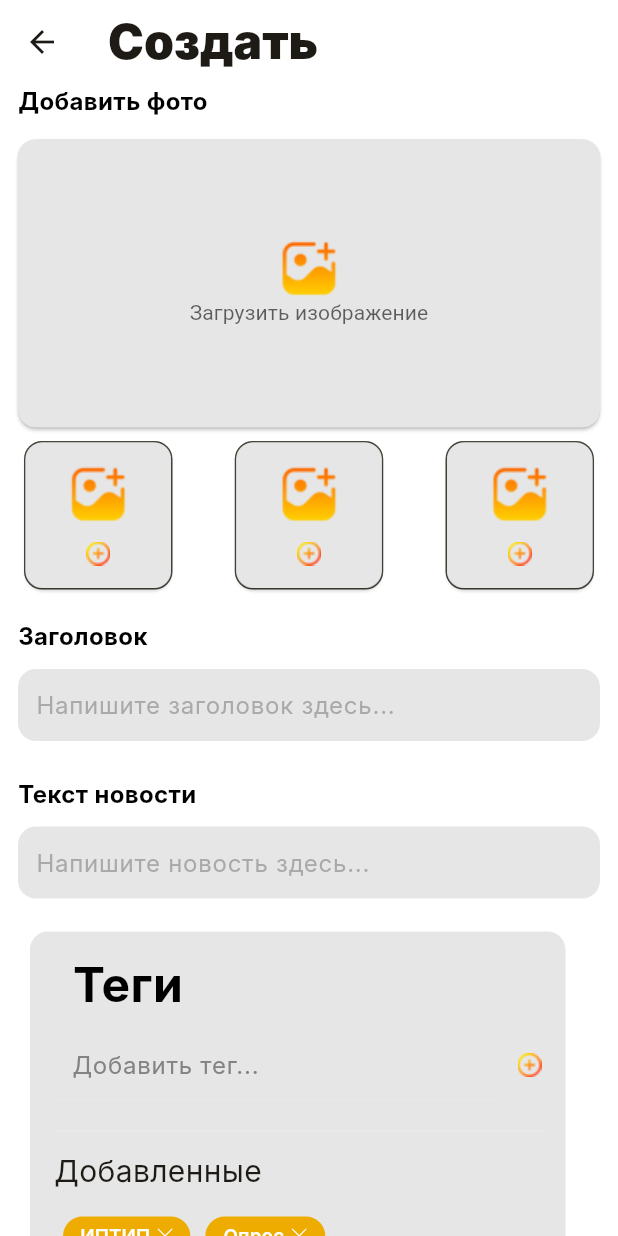
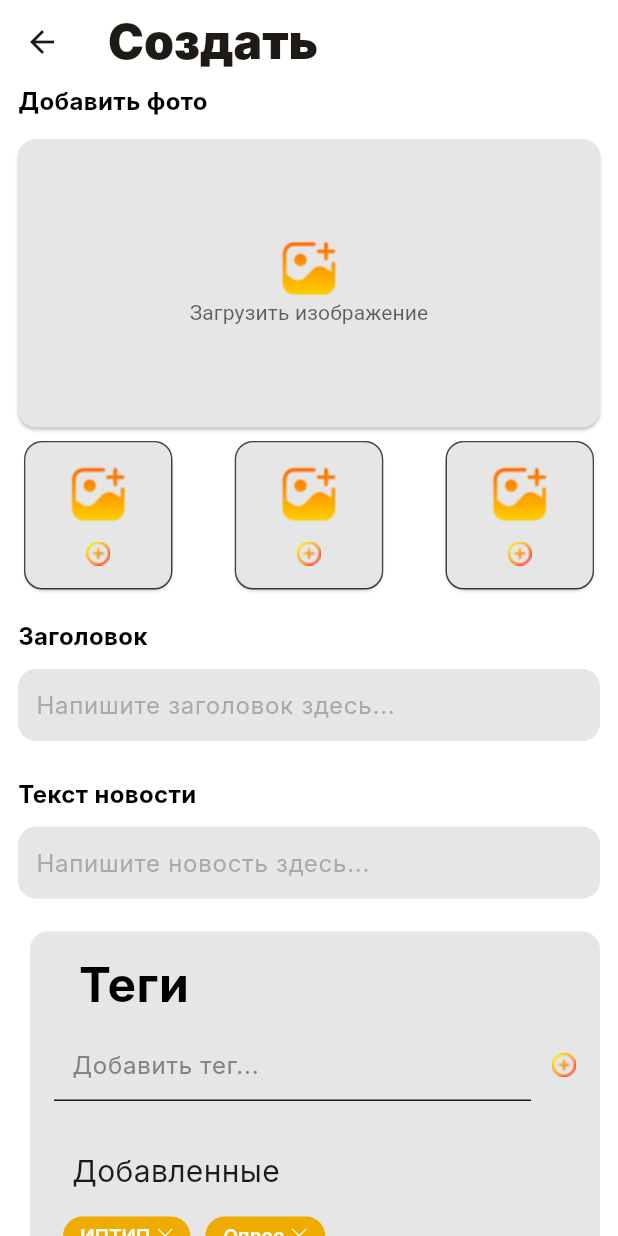
Before and after one commit to xander-07/IQJ, a Flutter app: the GeneralNews screen opened directly, on a phone screen of 412 x 824 dp. Run offline on Flutter 3.47's test engine with Material 3 defaults, Android fonts, the phone set to English and light mode, and no system bars; our stand-ins replace bloc, cloud_firestore, firebase_auth, firebase_core, flutter_bloc, flutter_linkify and 6 more; missing offline and left inert: dart:html; accounts and stored records are empty; Roboto replaces fonts that are missing (Inter); project files that could hold a hidden picture were left out.

Commit message:
IQJ-10 исправлен экран добавление общей новости

```diff
--- a/lib/features/news/admin/general_news.dart
+++ b/lib/features/news/admin/general_news.dart
@@ -84,7 +84,7 @@ class _GeneralNews extends State<GeneralNews> {
             ),
           ),
           Container(
-            width: 350,
+            width: 450,
             height: 192,
             //color: Color.fromRGBO(44, 45, 47, 1),
             //color: Colors.blue,
@@ -262,7 +262,7 @@ class _GeneralNews extends State<GeneralNews> {
           children: [
             Container(
               //padding: EdgeInsets.only(top: 40),
-              width: 357,
+              width: 380,
               height: 467,
               //color: Color.fromRGBO(44, 45, 47, 1),
               //color: Colors.blue,
@@ -275,7 +275,7 @@ class _GeneralNews extends State<GeneralNews> {
                 children: [
                   Container(
                     height: 53,
-                    width: 300,
+                    width: 315,
                     padding: const EdgeInsets.only(top: 12),
                     alignment: Alignment.centerLeft,
                     child: Text(
@@ -295,21 +295,12 @@ class _GeneralNews extends State<GeneralNews> {
             ),
           ],
         ),
-
-          Container(
-            margin: const EdgeInsets.only(left: 12, right: 12, top: 12),
-            child: Divider(
-              thickness: 1,
-              color: Theme.of(context).colorScheme.surfaceVariant,
-            ),
-          ),
           Padding(
-            padding: const EdgeInsets.only(left: 12, top: 12),
+            padding: const EdgeInsets.only(left: 16, top: 31),
             child: Text(
               'Дата публикации',
               textAlign: TextAlign.left,
               style: TextStyle(
-
                 fontFamily: 'Inter',
                 fontSize: 16,
                 color: Theme.of(context).colorScheme.onBackground,
@@ -319,29 +310,47 @@ class _GeneralNews extends State<GeneralNews> {
           ),
           Container(
             height: 52,
-            margin:
-                const EdgeInsets.only(top: 10, left: 12, right: 12, bottom: 12),
+            margin: const EdgeInsets.only(top: 10, left: 16, right: 12),
             decoration: BoxDecoration(
               color: Theme.of(context).colorScheme.onInverseSurface,
               borderRadius: BorderRadius.circular(12),
             ),
+            child: Stack(
+              children: [
+                Positioned(
+                  bottom: 12,
+                  left: 12,
+                  right: 40,
+                  child: Container(
+                    height: 1,
+                    color: const Color(0xFF454648),
+                  ),
+                ),
+                Padding(
+                  padding: const EdgeInsets.only(left: 12),
+                  child: Row(
+                    children: [
+                      Expanded(
                         child: TextField(
                           controller: datePickerController,
-              decoration: InputDecoration(
+                          decoration: const InputDecoration(
                             hintText: "дд.мм.гггг",
-                hintFadeDuration: const Duration(milliseconds: 100),
                             border: InputBorder.none,
-                contentPadding:
-                    const EdgeInsets.symmetric(horizontal: 12, vertical: 10),
-                hintStyle: const TextStyle(
+                            hintFadeDuration: Duration(milliseconds: 100),
+                            hintStyle: TextStyle(
                               fontFamily: 'Inter',
                               fontWeight: FontWeight.w400,
                               fontSize: 16.0,
-                  height: 2.5,
+                              height: 1,
                               color: Color.fromRGBO(128, 128, 128, 0.6),
                             ),
-                suffixIcon: SizedBox(
-                  child: IconButton(
+                          ),
+                          onChanged: (text) {
+                            _publicationTime = text;
+                          },
+                        ),
+                      ),
+                      IconButton(
                         icon: const Icon(
                           Icons.date_range,
                         ),
@@ -349,13 +358,15 @@ class _GeneralNews extends State<GeneralNews> {
                           _selectDate(context);
                         },
                       ),
+                    ],
                   ),
                 ),
-              onChanged: (text) {
-                _publicationTime = text;
-              },
+              ],
             ),
+
           ),
+          SizedBox(height: 8,),
+
           general_news_add_button(
             context,
             _header,
--- a/lib/features/news/admin/general_news_add_button.dart
+++ b/lib/features/news/admin/general_news_add_button.dart
@@ -12,10 +12,10 @@ Widget general_news_add_button(
   String text,
 ) {
   return Container(
-    width: 150,
-    height: 55,
+    width: 151,
+    height: 54,
     padding: const EdgeInsets.only(left: 90, right: 90),
-    margin: const EdgeInsets.only(top: 20),
+    margin: const EdgeInsets.only(top: 10),
     child: ElevatedButton(
       onPressed: () {
         uploadDialog(
@@ -31,7 +31,8 @@ Widget general_news_add_button(
         'Добавить',
         style: TextStyle(
           color: Colors.white,
-          fontSize: 16,
+          fontSize: 20,
+          fontWeight: FontWeight.w600,
         ),
       ),
     ),
--- a/lib/features/news/presentation/screens/search/body_for_tags/body_tags.dart
+++ b/lib/features/news/presentation/screens/search/body_for_tags/body_tags.dart
@@ -28,7 +28,7 @@ class _BodyTagsWidgetState extends State<BodyTagsWidget> {
   }
 
   Color getTagColor(int index) {
-    return index < 2 ? Theme.of(context).colorScheme.primary : const Color(0xFF454648);
+    return index < 2 ? Theme.of(context).colorScheme.primary : Theme.of(context).brightness == Brightness.light ?Color(0xFFB3B3B3) :Color(0xFF454648);
   }
 
   Widget getTagSvg(int index) {
@@ -55,18 +55,22 @@ class _BodyTagsWidgetState extends State<BodyTagsWidget> {
                 child: TextField(
                   controller: TagPickerController,
                   maxLines: 1,
-                  decoration: const InputDecoration(
+                  decoration:  InputDecoration(
                     border: InputBorder.none,
-                    focusedBorder: UnderlineInputBorder(
+                    focusedBorder: const UnderlineInputBorder(
                       borderSide: BorderSide(color: Color(0xFFEFAC00)), // Custom focused border color
                     ),
                     enabledBorder: UnderlineInputBorder(
-                      borderSide: BorderSide(color: Color(0xFFE8E8E8)), // Custom enabled border color
+                      borderSide: BorderSide(
+                      color: Theme.of(context).brightness == Brightness.light
+                      ? const Color(0xFF191919)
+                      : const Color(0xFFE8E8E8)
                       ),
-                    contentPadding: EdgeInsets.symmetric(horizontal: 12, vertical: 12),
+                    ),
+                    contentPadding: const EdgeInsets.symmetric(horizontal: 12, vertical: 12),
                     hintText: "Добавить тег...",
-                    hintFadeDuration: Duration(milliseconds: 100),
-                    hintStyle: TextStyle(
+                    hintFadeDuration: const Duration(milliseconds: 100),
+                    hintStyle: const TextStyle(
                       fontFamily: 'Inter',
                       fontWeight: FontWeight.w400,
                       fontSize: 16.0,
@@ -108,7 +112,9 @@ class _BodyTagsWidgetState extends State<BodyTagsWidget> {
                   color: Color(0xFFE8E8E8),
                 ),
               ),
-              Text(
+              Padding(
+                padding: const EdgeInsets.symmetric(horizontal: 12.0),
+                child: Text(
                   'Добавленные',
                   style: TextStyle(
                     fontFamily: 'Inter',
@@ -116,7 +122,8 @@ class _BodyTagsWidgetState extends State<BodyTagsWidget> {
                     fontWeight: FontWeight.w400,
                   ),
                   textAlign: TextAlign.left,
-              )
+                ),
+              ),
             ],
           ),
         ),
@@ -188,14 +195,19 @@ class _BodyTagsWidgetState extends State<BodyTagsWidget> {
                 ),
               ),
               Container(
-                child: const Divider(
+                child: Divider(
                   thickness: 1,
                   height: 24,
-                  color: Color(0xFFE8E8E8),
+                  color: Theme.of(context).brightness == Brightness.light
+                  ? const Color(0xFF191919)
+                  : const Color(0xFFE8E8E8)
+
                 ),
               ),
-              const SizedBox(height: 8), // Add this line to create a small vertical space
-              const Text(
+              //const SizedBox(height: 8),
+              const Padding(
+                padding: EdgeInsets.symmetric(horizontal: 12.0),
+                child: Text(
                   'Популярные',
                   style: TextStyle(
                     fontFamily: 'Inter',
@@ -203,6 +215,7 @@ class _BodyTagsWidgetState extends State<BodyTagsWidget> {
                     fontWeight: FontWeight.w400,
                   ),
                   textAlign: TextAlign.left,
+                ),
               ),
               Wrap(
                 spacing: 2.0,
@@ -251,12 +264,14 @@ class _BodyTagsWidgetState extends State<BodyTagsWidget> {
                       ),
                 ),
               ),
-              const Divider(
+              Divider(
                 thickness: 1,
                 height: 24,
-                color: Color(0xFFE8E8E8),
+                color: Theme.of(context).brightness == Brightness.light
+                  ? const Color(0xFF191919)
+                  : const Color(0xFFE8E8E8)
               ),
-              SizedBox(height: 6,),
+              const SizedBox(height: 6,),
               Align(
                 alignment: Alignment.centerRight,
                 child: SizedBox(
```
Lines whose indentation alone changed are shown as unchanged.
